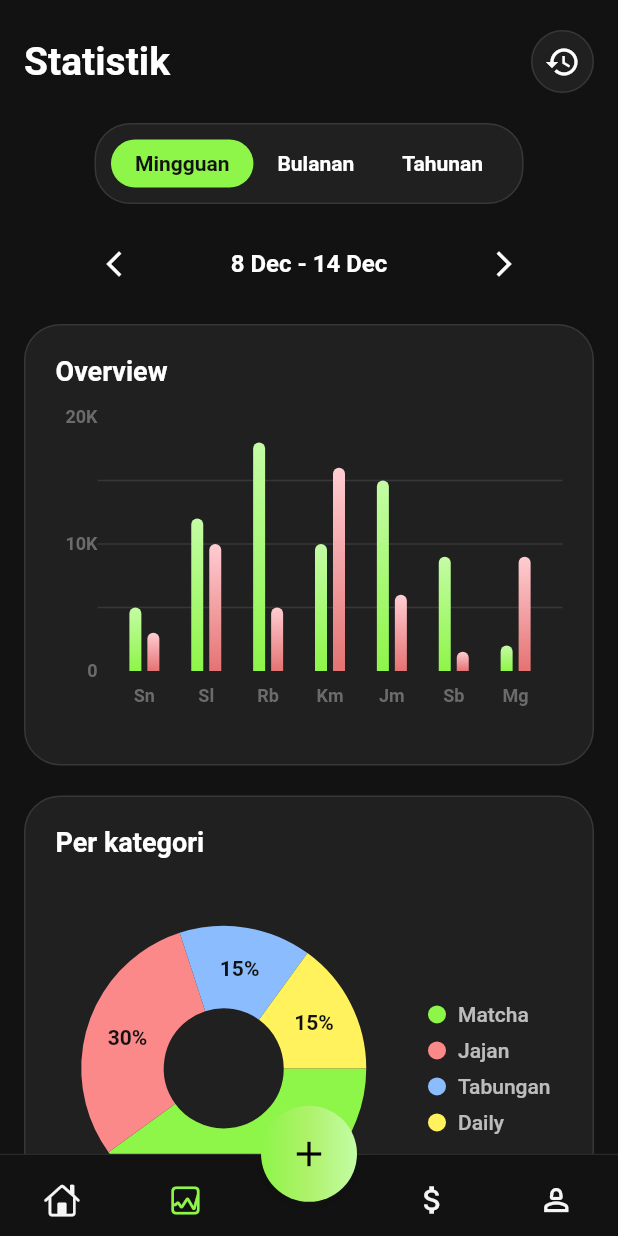
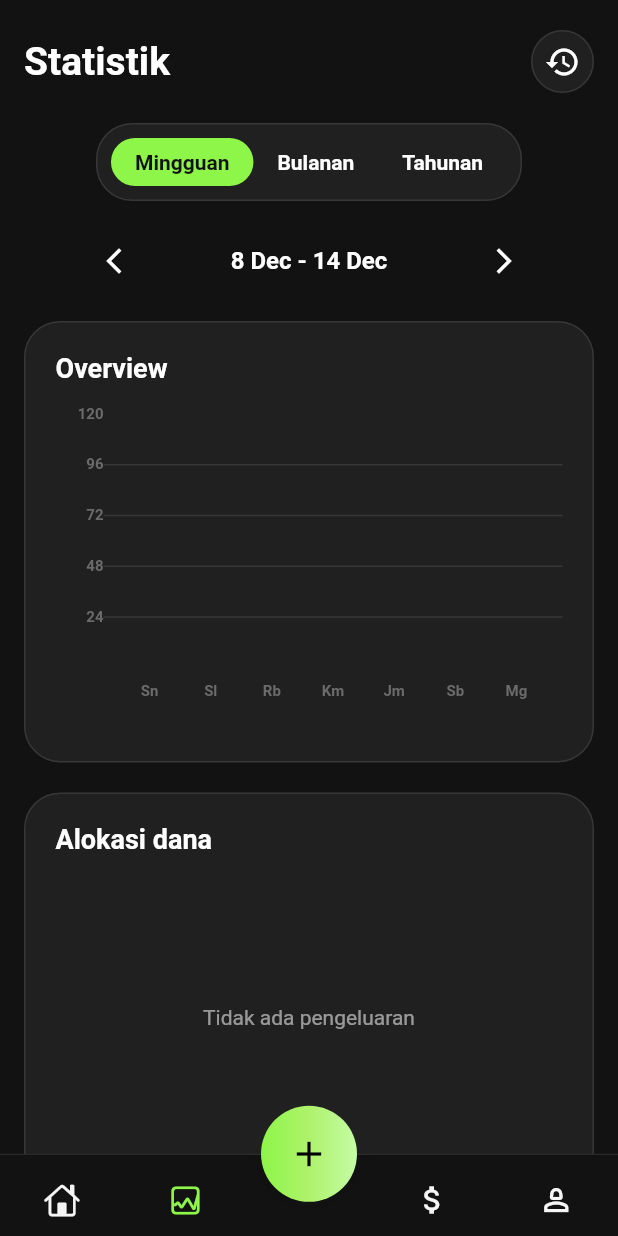
Before and after one commit to putrifajarr/mobile-project, a Flutter app: the HomeScreen screen opened by its route, item 2 of the bottom bar chosen, on a phone screen of 412 x 824 dp. Run offline on Flutter 3.47's test engine with Material 3 defaults, Android fonts, the phone set to English and light mode, and no system bars; drawn by our look-alikes of fl_chart; our stand-ins replace flutter_slidable, google_fonts, image_picker, supabase_flutter, video_player; accounts and stored records are empty; Roboto replaces fonts that are missing (Ubuntu).

Commit message:
perbaiki pie chart

```diff
--- a/fintrack/lib/features/splash/view/splash_screen.dart
+++ b/fintrack/lib/features/splash/view/splash_screen.dart
@@ -66,14 +66,14 @@ class _SplashScreenState extends State<SplashScreen> {
   @override
   Widget build(BuildContext context) {
     return Scaffold(
-      backgroundColor: Colors.black, // Match app theme
+      backgroundColor: Colors.black,
       body: Center(
         child: _initialized
             ? AspectRatio(
                 aspectRatio: _controller.value.aspectRatio,
                 child: VideoPlayer(_controller),
               )
-            : const SizedBox(), // Or a loader/logo image while video prepares
+            : const SizedBox(),
       ),
     );
   }
--- a/fintrack/lib/features/statistic/controllers/date_filter_controller.dart
+++ b/fintrack/lib/features/statistic/controllers/date_filter_controller.dart
@@ -11,8 +11,6 @@ class DateFilterController extends ChangeNotifier {
 
   void setPeriod(StatPeriod period) {
     _period = period;
-    // Reset date to now or keep specific logic when switching?
-    // Usually convenient to reset to "Current" frame of the new period.
     _selectedDate = DateTime.now();
     notifyListeners();
   }
@@ -48,7 +46,6 @@ class DateFilterController extends ChangeNotifier {
     notifyListeners();
   }
 
-  /// Helper to get the start/end of the current period for data filtering
   DateTimeRange get currentRange {
     final date = _selectedDate;
     DateTime start;
@@ -56,7 +53,6 @@ class DateFilterController extends ChangeNotifier {
 
     switch (_period) {
       case StatPeriod.weekly:
-        // Assume week starts on Monday
         start = date.subtract(Duration(days: date.weekday - 1));
         end = start.add(const Duration(days: 6));
         break;
@@ -70,7 +66,6 @@ class DateFilterController extends ChangeNotifier {
         break;
     }
 
-    // Enhance end to be end of day
     end = DateTime(end.year, end.month, end.day, 23, 59, 59);
     return DateTimeRange(start: start, end: end);
   }
--- a/fintrack/lib/features/statistic/view/stat_screen.dart
+++ b/fintrack/lib/features/statistic/view/stat_screen.dart
@@ -1,4 +1,6 @@
 import 'package:fintrack/core/constants/constants.dart';
+import 'package:fintrack/features/transaction/models/transaction_model.dart';
+import 'package:fintrack/features/transaction/services/transaction_service.dart';
 import 'package:fintrack/features/transaction/view/history/history_screen.dart';
 import 'package:fintrack/features/statistic/widgets/bar_chart.dart';
 import 'package:fintrack/features/statistic/controllers/date_filter_controller.dart';
@@ -15,17 +17,140 @@ class StatScreen extends StatefulWidget {
 
 class _StatScreenState extends State<StatScreen> {
   late final DateFilterController _controller;
+  bool _isLoading = false;
+  List<double> _incomeData = [];
+  List<double> _expenseData = [];
+  List<CategoryStatData> _pieData = [];
+
+  final TransactionService _service = TransactionService();
 
   @override
   void initState() {
     super.initState();
     _controller = DateFilterController();
+    _controller.addListener(_fetchData);
+    _fetchData();
   }
 
   @override
   void dispose() {
+    _controller.removeListener(_fetchData);
     _controller.dispose();
     super.dispose();
+  }
+
+  Future<void> _fetchData() async {
+    if (!mounted) return;
+    setState(() => _isLoading = true);
+
+    try {
+      final range = _controller.currentRange;
+      final transactions = await _service.getTransactionsInRange(
+        range.start,
+        range.end,
+      );
+      _processData(transactions);
+    } catch (e) {
+      debugPrint('Error fetching statistics: $e');
+    } finally {
+      if (mounted) setState(() => _isLoading = false);
+    }
+  }
+
+  void _processData(List<TransactionModel> transactions) {
+    List<double> incomeBuckets;
+    List<double> expenseBuckets;
+
+    // Initialize buckets based on period
+    if (_controller.period == StatPeriod.weekly) {
+      incomeBuckets = List.filled(7, 0.0);
+      expenseBuckets = List.filled(7, 0.0);
+    } else if (_controller.period == StatPeriod.monthly) {
+      incomeBuckets = List.filled(5, 0.0);
+      expenseBuckets = List.filled(5, 0.0);
+    } else {
+      // Yearly
+      incomeBuckets = List.filled(12, 0.0);
+      expenseBuckets = List.filled(12, 0.0);
+    }
+
+    // Pie Chart Data
+    final Map<String, double> categoryDistribution = {};
+
+    for (var t in transactions) {
+      final type = t.category?.type;
+      final amount = t.amount;
+      final date = t.date;
+
+      // Pie Chart Data
+      if (type == 'expense') {
+        final catName = t.category?.name ?? 'Lainnya';
+        categoryDistribution[catName] =
+            (categoryDistribution[catName] ?? 0) + amount;
+      }
+
+      // Bar Chart Data
+      int index = -1;
+      if (_controller.period == StatPeriod.weekly) {
+        index = date.weekday - 1;
+      } else if (_controller.period == StatPeriod.monthly) {
+        index = (date.day - 1) ~/ 7;
+        if (index > 4) index = 4;
+      } else {
+        index = date.month - 1;
+      }
+
+      if (index >= 0 && index < incomeBuckets.length) {
+        if (type == 'income') {
+          incomeBuckets[index] += amount;
+        } else if (type == 'expense') {
+          expenseBuckets[index] += amount;
+        }
+      }
+    }
+
+    // Process Pie Data into View Objects
+    final totalAmount = categoryDistribution.values.fold(0.0, (a, b) => a + b);
+    final List<CategoryStatData> finalPieData = [];
+    final colors = [
+      const Color.fromARGB(255, 54, 219, 183),
+      ColorPallete.red,
+      ColorPallete.blue,
+      ColorPallete.yellow,
+      Colors.purple,
+      Colors.orange,
+      Colors.teal,
+      Colors.pink,
+      Colors.indigo,
+      Colors.cyan,
+    ];
+    int colorIdx = 0;
+
+    categoryDistribution.forEach((name, amount) {
+      if (totalAmount > 0) {
+        final percentage = (amount / totalAmount) * 100;
+        finalPieData.add(
+          CategoryStatData(
+            name: name,
+            amount: amount,
+            color: colors[colorIdx % colors.length],
+            percentage: percentage,
+          ),
+        );
+        colorIdx++;
+      }
+    });
+
+    // Sort Pie Data by percentage descending
+    finalPieData.sort((a, b) => b.percentage.compareTo(a.percentage));
+
+    if (mounted) {
+      setState(() {
+        _incomeData = incomeBuckets;
+        _expenseData = expenseBuckets;
+        _pieData = finalPieData;
+      });
+    }
   }
 
   @override
@@ -78,11 +203,10 @@ class _StatScreenState extends State<StatScreen> {
               ),
             ),
 
-            // Sticky Filter Header
-            // Filter Section (Non-sticky)
+            // Header Date Filter
             SliverToBoxAdapter(
               child: Container(
-                color: ColorPallete.black, // Match background
+                color: ColorPallete.black,
                 padding: const EdgeInsets.only(bottom: 16),
                 child: ListenableBuilder(
                   listenable: _controller,
@@ -92,9 +216,17 @@ class _StatScreenState extends State<StatScreen> {
               ),
             ),
 
+            if (_isLoading)
+              const SliverFillRemaining(
+                child: Center(
+                  child: CircularProgressIndicator(color: ColorPallete.green),
+                ),
+              )
+            else
               SliverToBoxAdapter(
                 child: Column(
                   children: [
+                    // Overview Chart
                     Container(
                       width: double.infinity,
                       padding: const EdgeInsets.all(20),
@@ -115,24 +247,20 @@ class _StatScreenState extends State<StatScreen> {
                             ),
                           ),
                           const SizedBox(height: 20),
-                        // Pass controller state if needed for reactivity
-                        ListenableBuilder(
-                          listenable: _controller,
-                          builder: (context, _) {
-                            // Here passing isWeekly just to show reactivity logic possibility
-                            return AspectRatio(
+                          AspectRatio(
                             aspectRatio: 1.6,
                             child: MyChart(
-                                isWeekly:
-                                    _controller.period == StatPeriod.weekly,
+                              period: _controller.period,
+                              incomeData: _incomeData,
+                              expenseData: _expenseData,
                             ),
-                            );
-                          },
                           ),
                         ],
                       ),
                     ),
                     const SizedBox(height: 20.0),
+
+                    // Pie Chart Section
                     Container(
                       width: double.infinity,
                       padding: const EdgeInsets.all(20),
@@ -141,23 +269,24 @@ class _StatScreenState extends State<StatScreen> {
                         borderRadius: BorderRadius.circular(24.0),
                         border: Border.all(color: Colors.white10),
                       ),
-                    child: const Column(
+                      child: Column(
                         crossAxisAlignment: CrossAxisAlignment.start,
                         children: [
-                        Text(
-                          "Per kategori",
+                          const Text(
+                            "Alokasi dana",
                             style: TextStyle(
                               color: Colors.white,
                               fontSize: 18,
                               fontWeight: FontWeight.bold,
                             ),
                           ),
-                        SizedBox(height: 10),
-                        MyPieChart(),
+                          const SizedBox(height: 8),
+                          MyPieChart(data: _pieData),
                         ],
                       ),
                     ),
-                  const SizedBox(height: 80), // Bottom padding
+                    // Bottom padding for scrolling
+                    const SizedBox(height: 80),
                   ],
                 ),
               ),
--- a/fintrack/lib/features/statistic/widgets/bar_chart.dart
+++ b/fintrack/lib/features/statistic/widgets/bar_chart.dart
@@ -1,27 +1,46 @@
 import 'package:fintrack/core/constants/constants.dart';
+import 'package:fintrack/features/statistic/controllers/date_filter_controller.dart';
 import 'package:fl_chart/fl_chart.dart';
 import 'package:flutter/material.dart';
 
 class MyChart extends StatelessWidget {
-  final bool isWeekly; // To decide labels
+  final StatPeriod period;
+  final List<double> incomeData;
+  final List<double> expenseData;
 
-  const MyChart({super.key, this.isWeekly = true});
+  const MyChart({
+    super.key,
+    required this.period,
+    required this.incomeData,
+    required this.expenseData,
+  });
 
   @override
   Widget build(BuildContext context) {
-    // Mock data generation based on view
-    final List<double> incomeData = [5, 12, 18, 10, 15, 9, 2];
-    final List<double> expenseData = [3, 10, 5, 16, 6, 1.5, 9];
+    double maxIncome = 0;
+    for (var val in incomeData) {
+      if (val > maxIncome) maxIncome = val;
+    }
+    double maxExpense = 0;
+    for (var val in expenseData) {
+      if (val > maxExpense) maxExpense = val;
+    }
+    double maxVal = maxIncome > maxExpense ? maxIncome : maxExpense;
+    if (maxVal == 0) maxVal = 100;
+
+    final double maxY = maxVal * 1.2;
+    final double interval = maxY / 5;
 
     return BarChart(
       BarChartData(
-        maxY: 20,
+        maxY: maxY,
+        minY: 0,
         barTouchData: BarTouchData(
           touchTooltipData: BarTouchTooltipData(
             getTooltipColor: (_) => ColorPallete.blackLight,
             getTooltipItem: (group, groupIndex, rod, rodIndex) {
               return BarTooltipItem(
-                rod.toY.toString(),
+                formatCompactNumber(rod.toY),
                 const TextStyle(
                   color: ColorPallete.white,
                   fontWeight: FontWeight.bold,
@@ -48,8 +67,9 @@ class MyChart extends StatelessWidget {
           leftTitles: AxisTitles(
             sideTitles: SideTitles(
               showTitles: true,
-              reservedSize: 28,
+              reservedSize: 32,
               getTitlesWidget: leftTitles,
+              interval: interval,
             ),
           ),
         ),
@@ -57,12 +77,12 @@ class MyChart extends StatelessWidget {
         gridData: FlGridData(
           show: true,
           drawVerticalLine: false,
-          horizontalInterval: 5,
+          horizontalInterval: interval,
           getDrawingHorizontalLine: (value) {
             return const FlLine(color: Colors.white10, strokeWidth: 1);
           },
         ),
-        barGroups: List.generate(7, (index) {
+        barGroups: List.generate(incomeData.length, (index) {
           return makeGroupData(index, incomeData[index], expenseData[index]);
         }),
       ),
@@ -73,34 +93,64 @@ class MyChart extends StatelessWidget {
     const style = TextStyle(
       color: ColorPallete.grey,
       fontWeight: FontWeight.bold,
-      fontSize: 12,
+      fontSize: 10,
     );
-    String text;
-    if (value == 0) {
-      text = '0';
-    } else if (value == 10) {
-      text = '10K';
-    } else if (value == 20) {
-      text = '20K';
-    } else {
-      return Container();
-    }
+
+    if (value == 0) return Container();
+
     return SideTitleWidget(
       meta: meta,
       space: 0,
-      child: Text(text, style: style),
+      child: Text(formatCompactNumber(value), style: style),
     );
   }
 
+  String formatCompactNumber(double value) {
+    if (value >= 1000000) {
+      return '${(value / 1000000).toStringAsFixed(1)}M';
+    } else if (value >= 1000) {
+      return '${(value / 1000).toStringAsFixed(0)}K';
+    }
+    return value.toStringAsFixed(0);
+  }
+
   Widget bottomTitles(double value, TitleMeta meta) {
-    final titles = <String>['Sn', 'Sl', 'Rb', 'Km', 'Jm', 'Sb', 'Mg'];
+    final titlesWeekly = <String>['Sn', 'Sl', 'Rb', 'Km', 'Jm', 'Sb', 'Mg'];
+    final titlesMonthly = <String>['W1', 'W2', 'W3', 'W4', 'W5'];
+    final titlesYearly = <String>[
+      'Jan',
+      'Feb',
+      'Mar',
+      'Apr',
+      'Mei',
+      'Jun',
+      'Jul',
+      'Agu',
+      'Sep',
+      'Okt',
+      'Nov',
+      'Des',
+    ];
+
+    List<String> titles;
+    switch (period) {
+      case StatPeriod.weekly:
+        titles = titlesWeekly;
+        break;
+      case StatPeriod.monthly:
+        titles = titlesMonthly;
+        break;
+      case StatPeriod.yearly:
+        titles = titlesYearly;
+        break;
+    }
 
     final Widget text = Text(
       value.toInt() < titles.length ? titles[value.toInt()] : '',
       style: const TextStyle(
         color: ColorPallete.grey,
         fontWeight: FontWeight.bold,
-        fontSize: 12,
+        fontSize: 10,
       ),
     );
 
--- a/fintrack/lib/features/statistic/widgets/pie_chart.dart
+++ b/fintrack/lib/features/statistic/widgets/pie_chart.dart
@@ -1,9 +1,24 @@
-import 'package:fintrack/core/constants/constants.dart';
 import 'package:fl_chart/fl_chart.dart';
 import 'package:flutter/material.dart';
 
+class CategoryStatData {
+  final String name;
+  final double amount;
+  final Color color;
+  final double percentage;
+
+  CategoryStatData({
+    required this.name,
+    required this.amount,
+    required this.color,
+    required this.percentage,
+  });
+}
+
 class MyPieChart extends StatefulWidget {
-  const MyPieChart({super.key});
+  final List<CategoryStatData> data;
+
+  const MyPieChart({super.key, required this.data});
 
   @override
   State<StatefulWidget> createState() => MyPieChartState();
@@ -14,12 +29,25 @@ class MyPieChartState extends State<MyPieChart> {
 
   @override
   Widget build(BuildContext context) {
+    if (widget.data.isEmpty) {
+      return const SizedBox(
+        height: 200,
+        child: Center(
+          child: Text(
+            "Tidak ada pengeluaran",
+            style: TextStyle(color: Colors.white54),
+          ),
+        ),
+      );
+    }
+
     return AspectRatio(
       aspectRatio: 1.3,
       child: Row(
         children: <Widget>[
           const SizedBox(height: 18),
           Expanded(
+            flex: 3,
             child: AspectRatio(
               aspectRatio: 1,
               child: PieChart(
@@ -48,18 +76,21 @@ class MyPieChartState extends State<MyPieChart> {
             ),
           ),
           const SizedBox(width: 24),
-          const Column(
+          Expanded(
+            flex: 2,
+            child: Column(
               mainAxisAlignment: MainAxisAlignment.center,
               crossAxisAlignment: CrossAxisAlignment.start,
-            children: <Widget>[
-              ChartLegendIndicator(color: ColorPallete.green, text: 'Matcha'),
-              SizedBox(height: 8),
-              ChartLegendIndicator(color: ColorPallete.red, text: 'Jajan'),
-              SizedBox(height: 8),
-              ChartLegendIndicator(color: ColorPallete.blue, text: 'Tabungan'),
-              SizedBox(height: 8),
-              ChartLegendIndicator(color: ColorPallete.yellow, text: 'Daily'),
-            ],
+              children: widget.data.map((e) {
+                return Padding(
+                  padding: const EdgeInsets.only(bottom: 8.0),
+                  child: ChartLegendIndicator(
+                    color: e.color,
+                    text: '${e.name} (${e.percentage.toStringAsFixed(0)}%)',
+                  ),
+                );
+              }).toList(),
+            ),
           ),
           const SizedBox(width: 8),
         ],
@@ -68,58 +99,22 @@ class MyPieChartState extends State<MyPieChart> {
   }
 
   List<PieChartSectionData> showingSections() {
-    return List.generate(4, (i) {
+    return List.generate(widget.data.length, (i) {
       final isTouched = i == touchedIndex;
-      final fontSize = isTouched ? 20.0 : 14.0;
       final radius = isTouched ? 65.0 : 55.0;
+      final item = widget.data[i];
 
-      return switch (i) {
-        0 => PieChartSectionData(
-          color: ColorPallete.green,
-          value: 40,
-          title: '40%',
+      return PieChartSectionData(
+        color: item.color,
+        value: item.percentage,
+        title: '${item.percentage.toStringAsFixed(0)}%',
         radius: radius,
         titleStyle: TextStyle(
-            fontSize: fontSize,
-            fontWeight: FontWeight.bold,
-            color: ColorPallete.black,
+          fontSize: isTouched ? 16.0 : 12.0,
+          fontWeight: FontWeight.w500,
+          color: Colors.black,
         ),
-        ),
-        1 => PieChartSectionData(
-          color: ColorPallete.red,
-          value: 30,
-          title: '30%',
-          radius: radius,
-          titleStyle: TextStyle(
-            fontSize: fontSize,
-            fontWeight: FontWeight.bold,
-            color: ColorPallete.black,
-          ),
-        ),
-        2 => PieChartSectionData(
-          color: ColorPallete.blue,
-          value: 15,
-          title: '15%',
-          radius: radius,
-          titleStyle: TextStyle(
-            fontSize: fontSize,
-            fontWeight: FontWeight.bold,
-            color: ColorPallete.black,
-          ),
-        ),
-        3 => PieChartSectionData(
-          color: ColorPallete.yellow,
-          value: 15,
-          title: '15%',
-          radius: radius,
-          titleStyle: TextStyle(
-            fontSize: fontSize,
-            fontWeight: FontWeight.bold,
-            color: ColorPallete.black,
-          ),
-        ),
-        _ => throw StateError('Invalid'),
-      };
+      );
     });
   }
 }
@@ -148,14 +143,17 @@ class ChartLegendIndicator extends StatelessWidget {
           decoration: BoxDecoration(shape: BoxShape.circle, color: color),
         ),
         const SizedBox(width: 8),
-        Text(
+        Expanded(
+          child: Text(
             text,
+            overflow: TextOverflow.ellipsis,
             style: TextStyle(
               fontSize: 14,
               fontWeight: FontWeight.w500,
               color: textColor ?? Colors.white70,
             ),
           ),
+        ),
       ],
     );
   }
--- a/fintrack/lib/features/statistic/widgets/stat_filter_section.dart
+++ b/fintrack/lib/features/statistic/widgets/stat_filter_section.dart
@@ -14,7 +14,7 @@ class StatFilterSection extends StatelessWidget {
       children: [
         // Period Selector
         Container(
-          padding: const EdgeInsets.all(10),
+          padding: const EdgeInsets.all(9),
           decoration: BoxDecoration(
             color: ColorPallete.blackLight,
             borderRadius: BorderRadius.circular(24),
--- a/fintrack/lib/features/transaction/view/history/history_screen.dart
+++ b/fintrack/lib/features/transaction/view/history/history_screen.dart
@@ -95,7 +95,7 @@ class _HistoryScreenState extends State<HistoryScreen> {
                   ),
                   itemCount: transactions.length,
                   separatorBuilder: (context, index) =>
-                      const SizedBox(height: 10),
+                      const SizedBox(height: 12),
                   itemBuilder: (context, index) {
                     final t = transactions[index];
                     return HistoryItem(
```
Also changed, not shown: fintrack/lib/features/home/views/main_screen.dart (+7 -5 lines), fintrack/lib/features/transaction/controllers/transaction_provider.dart (+7 -1 lines), fintrack/lib/features/transaction/services/transaction_service.dart (+17 -0 lines). Lines whose indentation alone changed are shown as unchanged.
